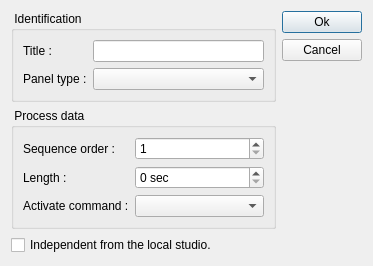
Above: client/dlgpanelstatusesedit.ui from tbikfalvi/Belenus before the change. Below: the same form after it.
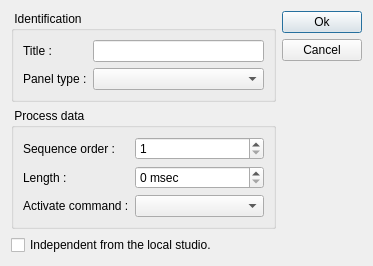
That is the form after the change.

```diff
--- a/client/dlgpanelstatusesedit.ui
+++ b/client/dlgpanelstatusesedit.ui
@@ -75,7 +75,7 @@
         <item row="1" column="1">
          <widget class="QSpinBox" name="sbLength">
           <property name="suffix">
-           <string> sec</string>
+           <string> msec</string>
           </property>
           <property name="minimum">
            <number>0</number>
```
